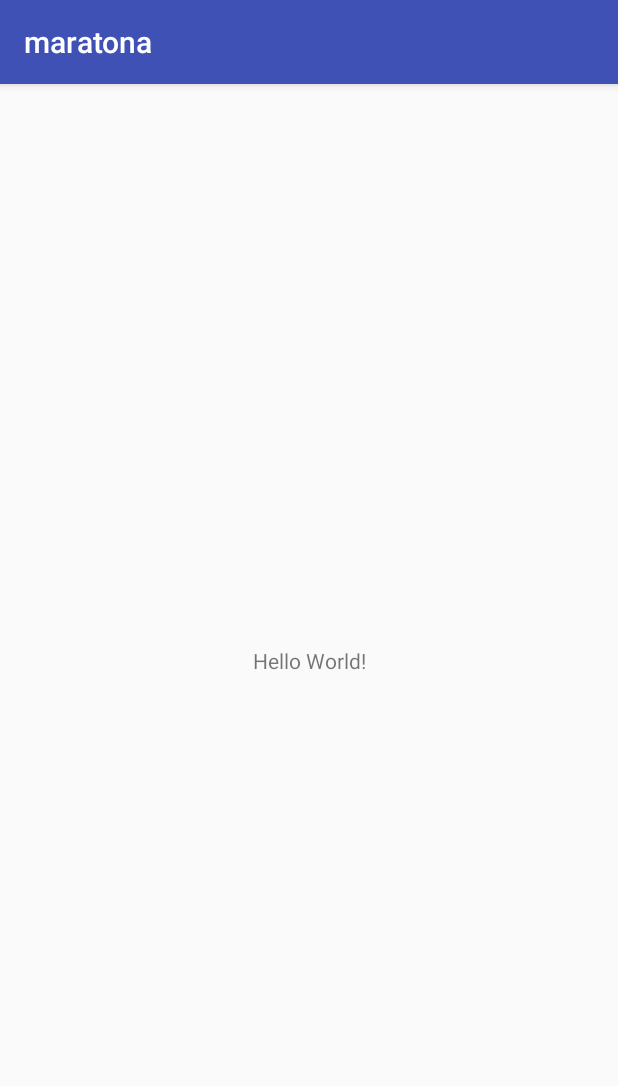
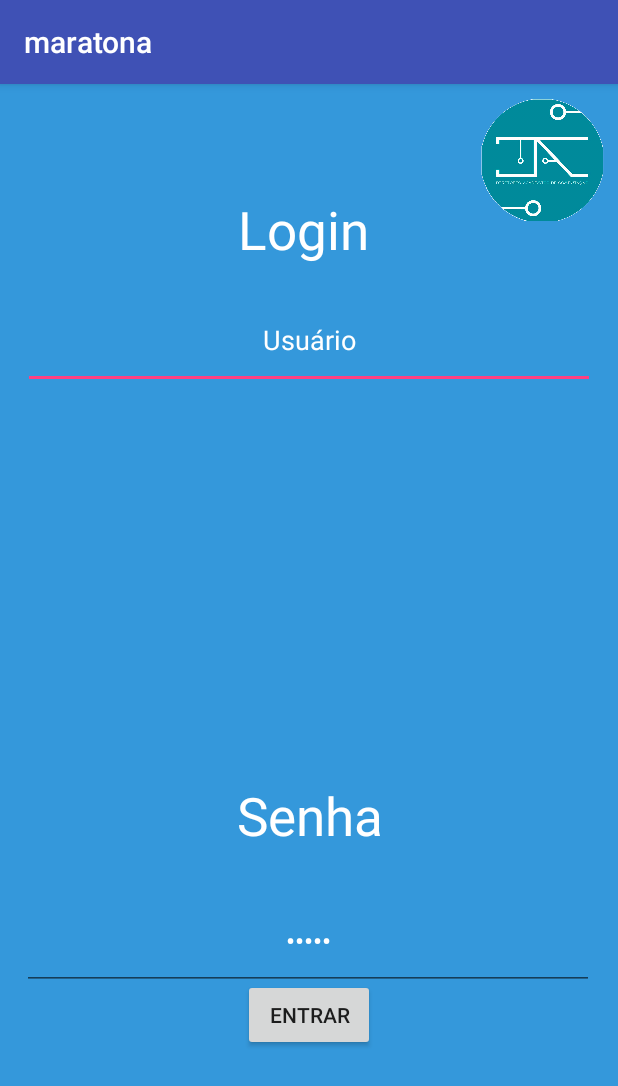
Before and after one commit to R7ramon2/da_maratona, an Android app: the screen it shows after launch (LoginActivity), on a phone screen of 412 x 824 dp. Shown: the top 1086 px of the screen. Run offline under Robolectric (Android 15) with nearby library versions, the phone set to English and light mode, and no system bars.

Commit message:
Projeto inicial

```diff
--- a/app/src/main/java/com/dev/da/maratona/LoginActivity.java
+++ b/app/src/main/java/com/dev/da/maratona/LoginActivity.java
@@ -1,13 +1,63 @@
 package com.dev.da.maratona;
 
+import android.content.Intent;
 import android.support.v7.app.AppCompatActivity;
 import android.os.Bundle;
+import android.view.MotionEvent;
+import android.view.View;
+import android.widget.Button;
+import android.widget.EditText;
+import android.widget.Toast;
 
 public class LoginActivity extends AppCompatActivity {
-
+    Alerta alerta;
+    EditText login_input,senha_input;
+    Button entrar;
     @Override
     protected void onCreate(Bundle savedInstanceState) {
         super.onCreate(savedInstanceState);
         setContentView(R.layout.activity_login);
+
+        login_input = (EditText) findViewById(R.id.login_input);
+        senha_input = (EditText) findViewById(R.id.senha_input);
+        entrar = (Button) findViewById(R.id.logar);
+
+        login_input.setOnClickListener(new View.OnClickListener() {
+            @Override
+            public void onClick(View view) {
+                String textoInputOri = login_input.getText().toString();
+                if(textoInputOri.equals("Usuário")){
+                    login_input.setText("");
+                }
+            }
+        });
+
+        senha_input.setOnTouchListener(new View.OnTouchListener() {
+            @Override
+            public boolean onTouch(View view, MotionEvent motionEvent) {
+                String textoInputOri = senha_input.getText().toString();
+                if(textoInputOri.equals("Senha")){
+                    senha_input.setText("");
+                }
+                return false;
+            }
+        });
+
+        entrar.setOnClickListener(new View.OnClickListener() {
+            @Override
+            public void onClick(View view) {
+                String login = login_input.getText().toString();
+                String senha = senha_input.getText().toString();
+
+                if(login.equals("") || senha.equals("") || login.equals("Usuário") || senha.equals("Senha")){
+                    Toast.makeText(LoginActivity.this,"Login ou senha não informados",Toast.LENGTH_SHORT).show();
+                }
+                else{
+                    Alerta alerta = new Alerta("Olá,"+login,"Avalie o nosso app");
+                    alerta.exibir(LoginActivity.this);
+                    //TODO implementar acesso ao usuário (Firebase)
+                }
+            }
+        });
     }
 }
--- a/app/src/main/res/layout/activity_login.xml
+++ b/app/src/main/res/layout/activity_login.xml
@@ -3,16 +3,113 @@
     xmlns:app="http://schemas.android.com/apk/res-auto"
     xmlns:tools="http://schemas.android.com/tools"
     android:layout_width="match_parent"
+    android:background="#3498db"
+
     android:layout_height="match_parent"
     tools:context="com.dev.da.maratona.LoginActivity">
 
+    <ImageView
+        android:id="@+id/logo_imagem"
+        android:layout_width="84dp"
+        android:layout_height="85dp"
+        app:srcCompat="@drawable/logo"
+        android:layout_marginRight="8dp"
+        app:layout_constraintRight_toRightOf="parent"
+        android:layout_marginLeft="8dp"
+        app:layout_constraintLeft_toLeftOf="parent"
+        app:layout_constraintTop_toTopOf="parent"
+        android:layout_marginTop="8dp"
+        app:layout_constraintBottom_toBottomOf="parent"
+        android:layout_marginBottom="8dp"
+        app:layout_constraintVertical_bias="0.0"
+        app:layout_constraintHorizontal_bias="1.0" />
+
     <TextView
+        android:id="@+id/login_label"
         android:layout_width="wrap_content"
         android:layout_height="wrap_content"
-        android:text="Hello World!"
+        android:layout_marginBottom="8dp"
+        android:layout_marginLeft="8dp"
+        android:layout_marginRight="16dp"
+        android:layout_marginTop="8dp"
+        android:text="Login"
+        android:textColor="#ffffff"
+        android:textSize="35dp"
+        app:layout_constraintBottom_toBottomOf="parent"
+        app:layout_constraintHorizontal_bias="0.501"
+        app:layout_constraintLeft_toLeftOf="parent"
+        app:layout_constraintRight_toRightOf="parent"
+        app:layout_constraintTop_toTopOf="parent"
+        app:layout_constraintVertical_bias="0.093" />
+
+    <EditText
+        android:id="@+id/login_input"
+        android:layout_width="381dp"
+        android:layout_height="65dp"
+        android:layout_marginBottom="8dp"
+        android:layout_marginLeft="8dp"
+        android:layout_marginRight="8dp"
+        android:layout_marginTop="8dp"
+        android:ems="10"
+        android:gravity="center"
+        android:inputType="textPersonName"
+        android:text="Usuário"
+        android:textColor="#ffffff"
+        android:textColorHint="#ffffff"
+        app:layout_constraintBottom_toBottomOf="parent"
+        app:layout_constraintHorizontal_bias="0.503"
+        app:layout_constraintLeft_toLeftOf="parent"
+        app:layout_constraintRight_toRightOf="parent"
+        app:layout_constraintTop_toBottomOf="@+id/login_label"
+        app:layout_constraintVertical_bias="0.016"
+        tools:layout_editor_absoluteX="-81dp" />
+
+    <TextView
+        android:id="@+id/senha_label"
+        android:layout_width="wrap_content"
+        android:layout_height="wrap_content"
+        android:layout_marginLeft="8dp"
+        android:layout_marginRight="16dp"
+        android:text="Senha"
+        android:textColor="#ffffff"
+        android:textColorHint="#ffffff"
+        android:textSize="35dp"
+        app:layout_constraintHorizontal_bias="0.515"
+        app:layout_constraintLeft_toLeftOf="parent"
+        app:layout_constraintRight_toRightOf="parent"
+        android:layout_marginBottom="27dp"
+        app:layout_constraintBottom_toTopOf="@+id/senha_input" />
+
+    <EditText
+        android:id="@+id/senha_input"
+        android:layout_width="381dp"
+        android:layout_height="65dp"
+        android:layout_marginBottom="164dp"
+        android:layout_marginLeft="8dp"
+        android:layout_marginRight="8dp"
+        android:ems="10"
+        android:inputType="textPassword"
+        android:gravity="center"
+        android:text="Senha"
+        android:textColor="#ffffff"
+        android:textColorHint="#ffffff"
+        app:layout_constraintBottom_toBottomOf="parent"
+        app:layout_constraintHorizontal_bias="0.461"
+        app:layout_constraintLeft_toLeftOf="parent"
+        app:layout_constraintRight_toRightOf="parent" />
+
+    <Button
+        android:id="@+id/logar"
+        android:layout_width="wrap_content"
+        android:layout_height="wrap_content"
+        android:layout_marginBottom="8dp"
+        android:layout_marginLeft="8dp"
+        android:layout_marginRight="8dp"
+        android:layout_marginTop="8dp"
+        android:text="Entrar"
         app:layout_constraintBottom_toBottomOf="parent"
         app:layout_constraintLeft_toLeftOf="parent"
         app:layout_constraintRight_toRightOf="parent"
-        app:layout_constraintTop_toTopOf="parent" />
-
+        app:layout_constraintTop_toTopOf="parent"
+        app:layout_constraintVertical_bias="0.836" />
 </android.support.constraint.ConstraintLayout>
```
Also changed, not shown: app/src/main/java/com/dev/da/maratona/Alerta.java (added, +60 -0 lines), app/src/main/res/drawable/ic_dashboard_black_24dp.xml (added, +9 -0 lines), app/src/main/res/drawable/ic_home_black_24dp.xml (added, +9 -0 lines), app/src/main/res/drawable/ic_notifications_black_24dp.xml (added, +9 -0 lines), app/src/main/res/drawable/logo.png (added).
